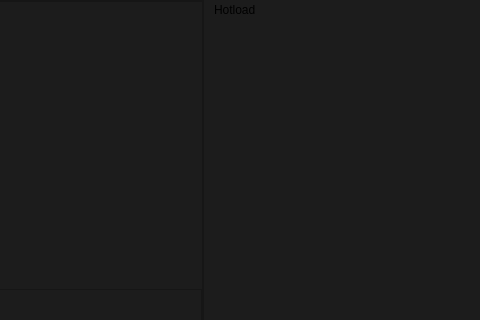
dertwist/Hammer5Tools, file src/batch_creator/main.ui: the form before one commit; both pictures show x 707 to 1187 and y 0 to 320 of the 1271 by 707 pixel window.
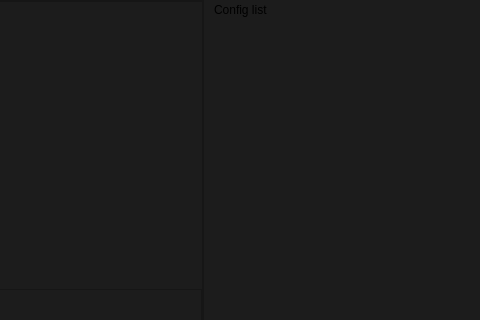
The form after the commit. Icons and pictures are not drawn.

Diff of the .ui file:
```diff
--- a/src/batch_creator/main.ui
+++ b/src/batch_creator/main.ui
@@ -1167,7 +1167,7 @@
     <set>QDockWidget::DockWidgetFeature::DockWidgetFloatable|QDockWidget::DockWidgetFeature::DockWidgetMovable</set>
    </property>
    <property name="windowTitle">
-    <string>Hotload</string>
+    <string>Config list</string>
    </property>
    <attribute name="dockWidgetArea">
     <number>2</number>
```
